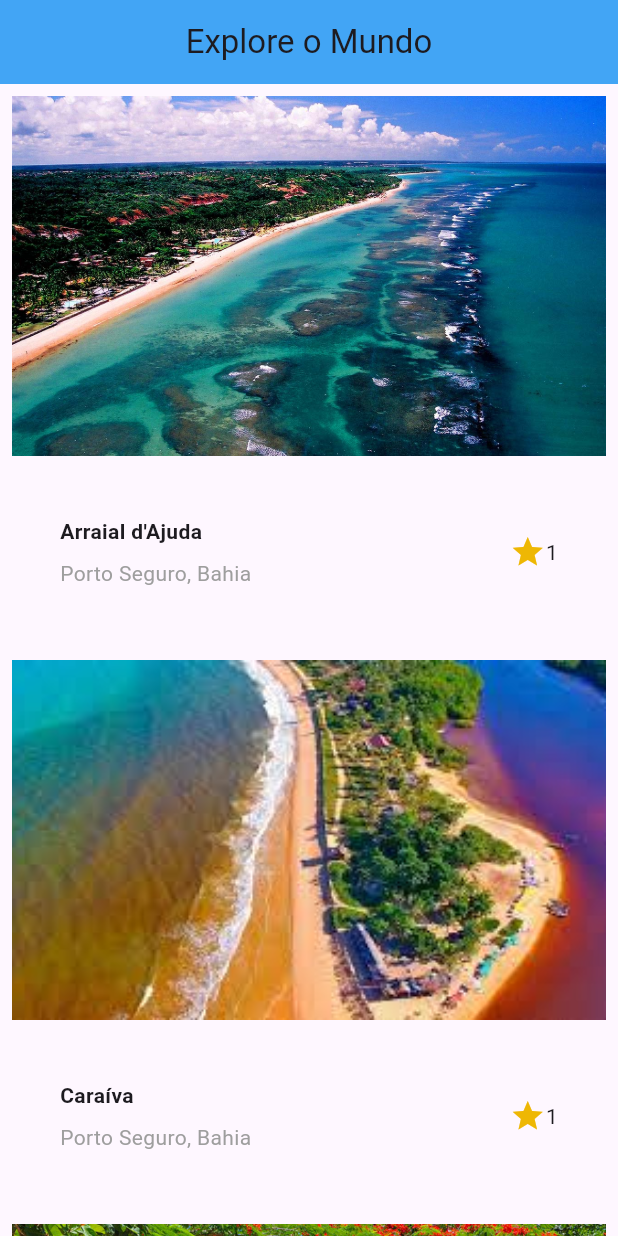
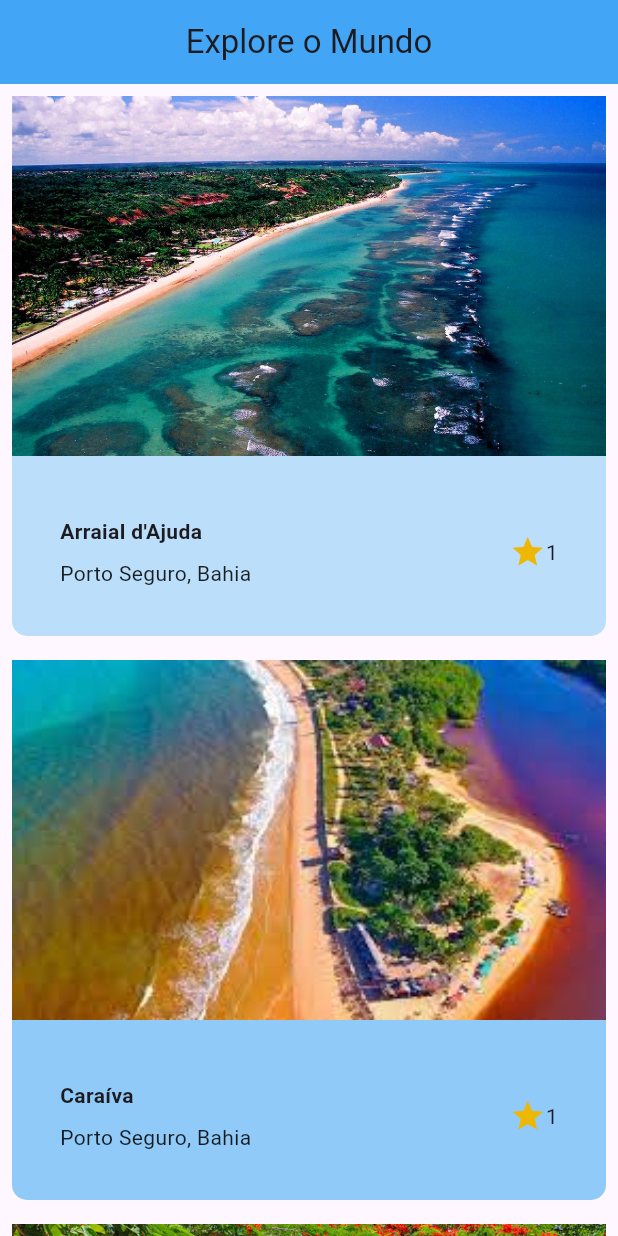
Before and after one commit to Axemay/explore_mundo, a Flutter app: the screen it shows after launch, on a phone screen of 412 x 824 dp. Run offline on Flutter 3.47's test engine with Material 3 defaults, Android fonts, the phone set to English and light mode, and no system bars.

Commit message:
ajuste cards

```diff
--- a/lib/main.dart
+++ b/lib/main.dart
@@ -75,8 +75,10 @@ class DestinoDetailScreen extends StatelessWidget {
 
 class DestinoItem extends StatefulWidget {
   final Destino destino;
+  final Color backgroundColor;
 
-  const DestinoItem({Key? key, required this.destino}) : super(key: key);
+  const DestinoItem({Key? key, required this.destino, required this.backgroundColor,}) : super(key: key);
+
 
   @override
   _DestinoItemState createState() => _DestinoItemState();
@@ -96,6 +98,10 @@ class _DestinoItemState extends State<DestinoItem> {
       },
       child: Container(
         width: 300,
+        decoration: BoxDecoration(
+          color: widget.backgroundColor,
+          borderRadius: BorderRadius.circular(10.0),
+        ),
         child: Column(
           crossAxisAlignment: CrossAxisAlignment.start,
           children: [
@@ -106,6 +112,7 @@ class _DestinoItemState extends State<DestinoItem> {
               location: widget.destino.localizacao,
               numeroEstrelas: widget.destino.numeroEstrelas,
             ),
+
           ],
         ),
       ),
@@ -120,15 +127,17 @@ class DestinoItemList extends StatelessWidget {
       scrollDirection: Axis.vertical,
       itemCount: destinos.length,
       itemBuilder: (context, index) {
+
+        Color backgroundColor = index % 2 == 0 ? Colors.blue[100]! : Colors.blue[200]!;
+
         return Padding(
           padding: const EdgeInsets.all(8.0),
-          child: DestinoItem(destino: destinos[index]),
+          child: DestinoItem(destino: destinos[index], backgroundColor: backgroundColor),
         );
       },
     );
   }
 }
-
 
 class TitleSection extends StatelessWidget {
   const TitleSection({
@@ -164,7 +173,7 @@ class TitleSection extends StatelessWidget {
                 Text(
                   location,
                   style: TextStyle(
-                    color: Colors.grey[500],
+                    color: Colors.black87,
                   ),
                 ),
               ],
```
